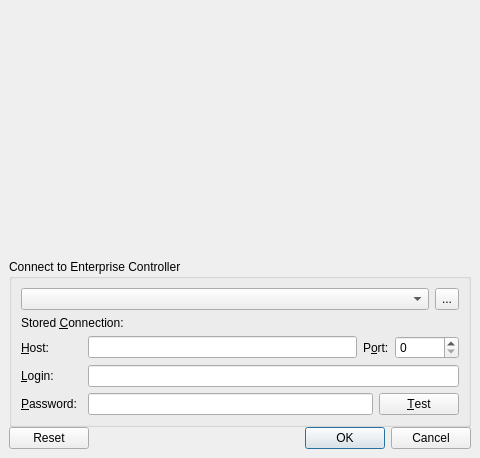
First picture: the form in client/src/ui/dialogs/login_dialog.ui, repository networkoptix/nx_open, before the edit.
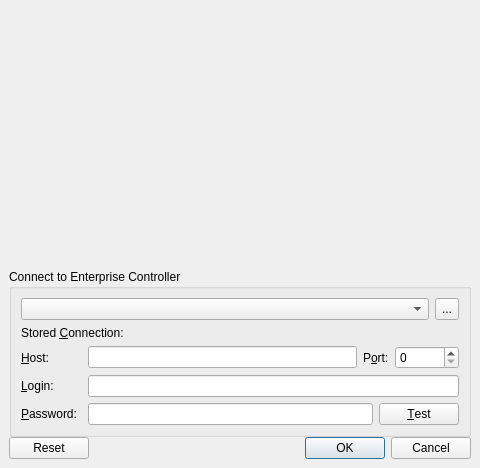
Second picture: the form after the edit.

Commit message:
redesigned login dialog a bit
<==== Mercurial data ====>
Branch: master

Diff of the .ui file:
```diff
--- a/client/src/ui/dialogs/login_dialog.ui
+++ b/client/src/ui/dialogs/login_dialog.ui
@@ -7,7 +7,7 @@
     <x>0</x>
     <y>0</y>
     <width>480</width>
-    <height>458</height>
+    <height>468</height>
    </rect>
   </property>
   <property name="windowTitle">
```
